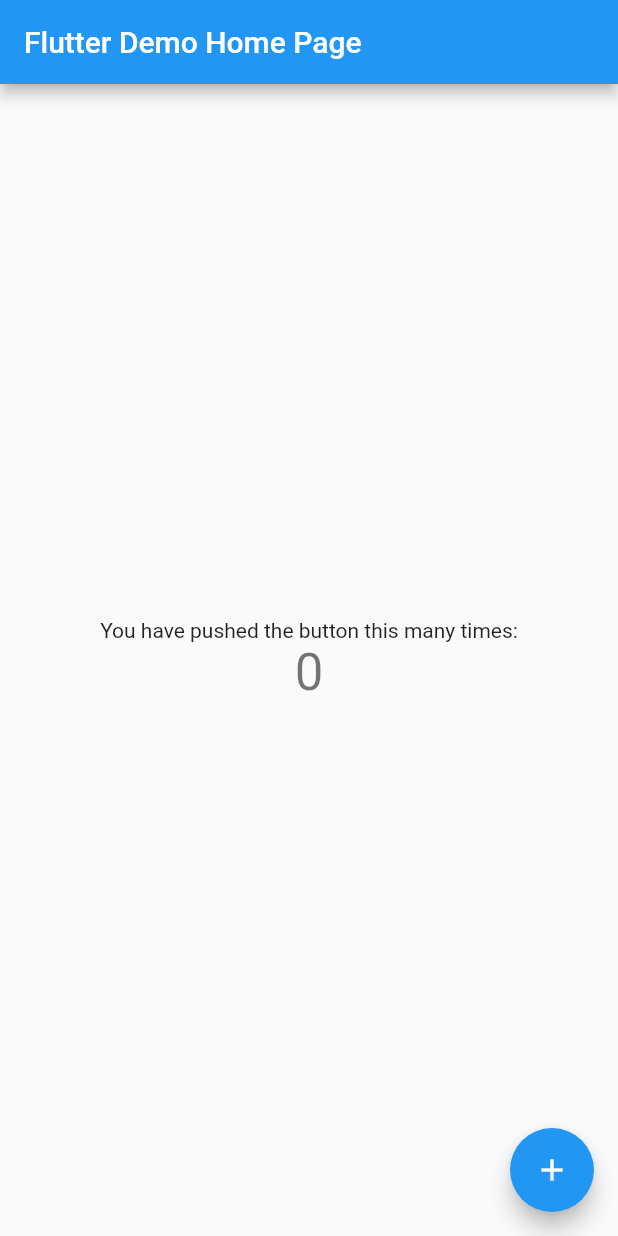
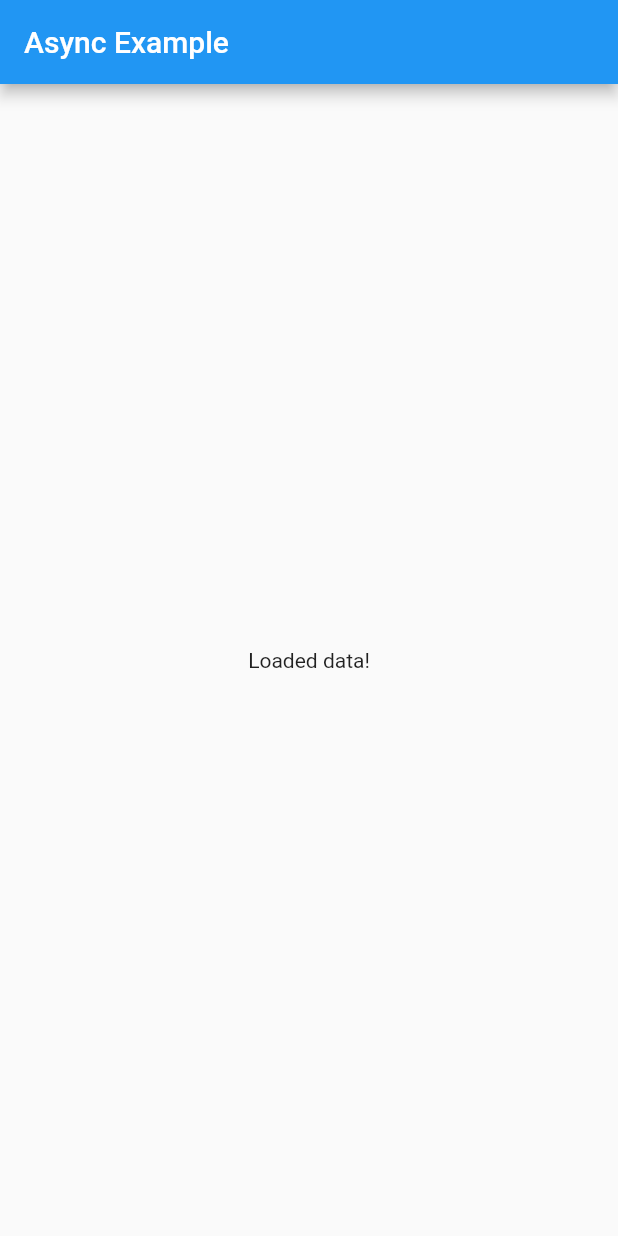
Before and after one commit to KangHuiSoo/repo, a Flutter app: the screen it shows after launch, on a phone screen of 412 x 824 dp. Run offline on Flutter 3.47's test engine with Material 2 defaults, Android fonts, the phone set to English and light mode, and no system bars; our stand-ins replace bloc, equatable, flutter_bloc, flutter_riverpod, get, image_picker and 2 more; missing offline and left inert: flutter_qr_bar_scanner.

Commit message:
상태관리 예제 추가

```diff
--- a/flutter/state_management/riverpod_test_01/analysis_options.yaml
+++ b/flutter/state_management/riverpod_test_01/analysis_options.yaml
@@ -22,6 +22,11 @@
   # `// ignore_for_file: name_of_lint` syntax on the line or in the file
   # producing the lint.
   rules:
+    prefer_adjacent_string_concatenation: false
+    prefer_const_literals_to_create_immutables: false
+    prefer_const_constructors_in_immutables: false
+    prefer_const_constructors: false
+    avoid_print: false
     # avoid_print: false  # Uncomment to disable the `avoid_print` rule
     # prefer_single_quotes: true  # Uncomment to enable the `prefer_single_quotes` rule
 
--- /dev/null
+++ b/flutter/state_management/riverpod_test_01/lib/async_page.dart
@@ -0,0 +1,22 @@
+import 'package:flutter/material.dart';
+import 'package:flutter_riverpod/flutter_riverpod.dart';
+import 'flutter_riverpod.dart';
+
+class AsyncPage extends ConsumerWidget {
+  const AsyncPage({Key? key}) : super(key: key);
+
+  @override
+  Widget build(BuildContext context, WidgetRef ref) {
+    final asyncValue = ref.watch(futureProvider);
+
+    return Scaffold(
+      appBar: AppBar(title: const Text('Async Example')),
+      body: Center(
+        child: asyncValue.when(
+            data: (data) => Text(data),
+            error: (error,stack) => Text('Error: $error'),
+            loading: () => const CircularProgressIndicator()),
+      ),
+    );
+  }
+}
--- /dev/null
+++ b/flutter/state_management/riverpod_test_01/lib/flutter_riverpod.dart
@@ -0,0 +1,8 @@
+import 'package:flutter_riverpod/flutter_riverpod.dart';
+
+final counterProvider = StateProvider<int>((ref) => 0);
+
+final futureProvider = FutureProvider<String>((ref) async{
+  await Future.delayed(const Duration(seconds:2));
+  return 'Loaded data!';
+});
--- a/flutter/state_management/riverpod_test_01/lib/main.dart
+++ b/flutter/state_management/riverpod_test_01/lib/main.dart
@@ -1,115 +1,22 @@
 import 'package:flutter/material.dart';
+import 'package:flutter_riverpod/flutter_riverpod.dart';
+
+import 'async_page.dart';
+import 'home_page.dart';
 
 void main() {
-  runApp(const MyApp());
+  runApp(const ProviderScope(child: MyApp()));
 }
 
 class MyApp extends StatelessWidget {
   const MyApp({super.key});
 
-  // This widget is the root of your application.
   @override
   Widget build(BuildContext context) {
     return MaterialApp(
-      title: 'Flutter Demo',
-      theme: ThemeData(
-        // This is the theme of your application.
-        //
-        // Try running your application with "flutter run". You'll see the
-        // application has a blue toolbar. Then, without quitting the app, try
-        // changing the primarySwatch below to Colors.green and then invoke
-        // "hot reload" (press "r" in the console where you ran "flutter run",
-        // or simply save your changes to "hot reload" in a Flutter IDE).
-        // Notice that the counter didn't reset back to zero; the application
-        // is not restarted.
-        primarySwatch: Colors.blue,
-      ),
-      home: const MyHomePage(title: 'Flutter Demo Home Page'),
+      title: 'Riverpod Demo',
+      theme: ThemeData(primarySwatch: Colors.blue),
+      home: const AsyncPage(),
     );
   }
 }
-
-class MyHomePage extends StatefulWidget {
-  const MyHomePage({super.key, required this.title});
-
-  // This widget is the home page of your application. It is stateful, meaning
-  // that it has a State object (defined below) that contains fields that affect
-  // how it looks.
-
-  // This class is the configuration for the state. It holds the values (in this
-  // case the title) provided by the parent (in this case the App widget) and
-  // used by the build method of the State. Fields in a Widget subclass are
-  // always marked "final".
-
-  final String title;
-
-  @override
-  State<MyHomePage> createState() => _MyHomePageState();
-}
-
-class _MyHomePageState extends State<MyHomePage> {
-  int _counter = 0;
-
-  void _incrementCounter() {
-    setState(() {
-      // This call to setState tells the Flutter framework that something has
-      // changed in this State, which causes it to rerun the build method below
-      // so that the display can reflect the updated values. If we changed
-      // _counter without calling setState(), then the build method would not be
-      // called again, and so nothing would appear to happen.
-      _counter++;
-    });
-  }
-
-  @override
-  Widget build(BuildContext context) {
-    // This method is rerun every time setState is called, for instance as done
-    // by the _incrementCounter method above.
-    //
-    // The Flutter framework has been optimized to make rerunning build methods
-    // fast, so that you can just rebuild anything that needs updating rather
-    // than having to individually change instances of widgets.
-    return Scaffold(
-      appBar: AppBar(
-        // Here we take the value from the MyHomePage object that was created by
-        // the App.build method, and use it to set our appbar title.
-        title: Text(widget.title),
-      ),
-      body: Center(
-        // Center is a layout widget. It takes a single child and positions it
-        // in the middle of the parent.
-        child: Column(
-          // Column is also a layout widget. It takes a list of children and
-          // arranges them vertically. By default, it sizes itself to fit its
-          // children horizontally, and tries to be as tall as its parent.
-          //
-          // Invoke "debug painting" (press "p" in the console, choose the
-          // "Toggle Debug Paint" action from the Flutter Inspector in Android
-          // Studio, or the "Toggle Debug Paint" command in Visual Studio Code)
-          // to see the wireframe for each widget.
-          //
-          // Column has various properties to control how it sizes itself and
-          // how it positions its children. Here we use mainAxisAlignment to
-          // center the children vertically; the main axis here is the vertical
-          // axis because Columns are vertical (the cross axis would be
-          // horizontal).
-          mainAxisAlignment: MainAxisAlignment.center,
-          children: <Widget>[
-            const Text(
-              'You have pushed the button this many times:',
-            ),
-            Text(
-              '$_counter',
-              style: Theme.of(context).textTheme.headlineMedium,
-            ),
-          ],
-        ),
-      ),
-      floatingActionButton: FloatingActionButton(
-        onPressed: _incrementCounter,
-        tooltip: 'Increment',
-        child: const Icon(Icons.add),
-      ), // This trailing comma makes auto-formatting nicer for build methods.
-    );
-  }
-}
```
Also changed, not shown: flutter/state_management/riverpod_test_01/lib/home_page.dart (added, +34 -0 lines).
